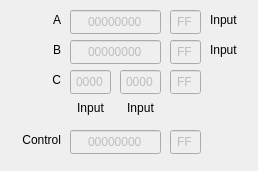
This is src/dialogs/i8255window.ui in Ptr314/ecat3 as Qt 5 draws it before an edit. The edited form follows.
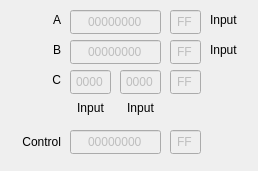
This is the edited form.

Patch:
```diff
--- a/src/dialogs/i8255window.ui
+++ b/src/dialogs/i8255window.ui
@@ -255,10 +255,10 @@
   <widget class="QLabel" name="label_9">
    <property name="geometry">
     <rect>
-     <x>20</x>
+     <x>10</x>
      <y>132</y>
-     <width>41</width>
-     <height>16</height>
+     <width>51</width>
+     <height>20</height>
     </rect>
    </property>
    <property name="text">
```
Left out of the diff: 30 changed lines with no effect on the pictures.
